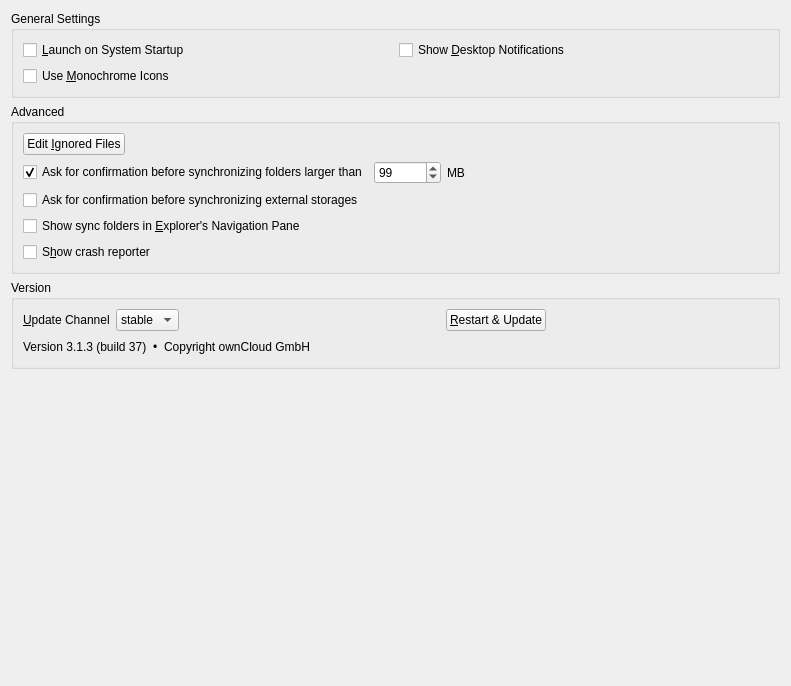
The window that src/gui/generalsettings.ui (nextcloud/desktop) describes before a commit, drawn with Qt 5.
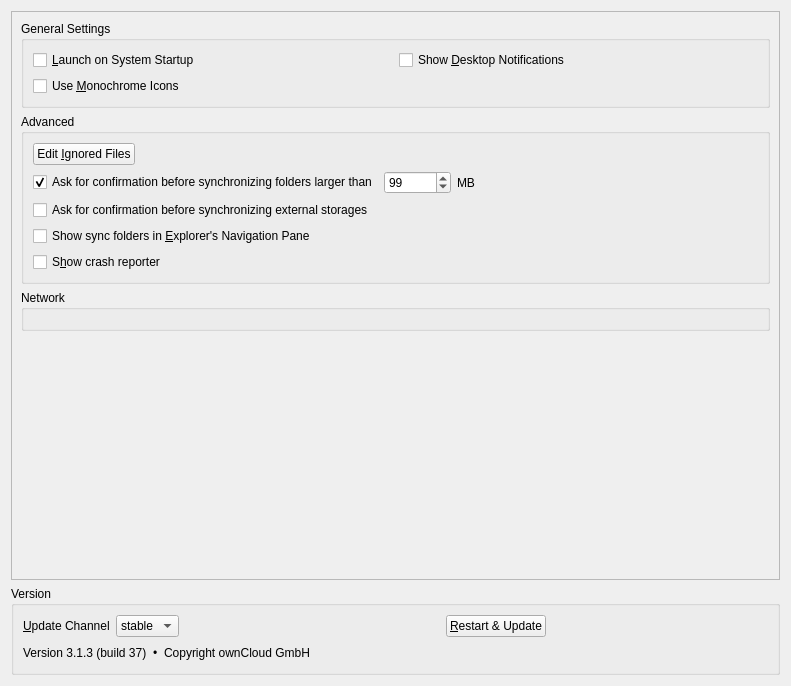
The same window after the commit. Custom widgets are drawn as their Qt base class.

Commit message: Gui: Rename "General" -> "Settings" and move "Network" -> "Settings"

Diff of the .ui file:
```diff
--- a/src/gui/generalsettings.ui
+++ b/src/gui/generalsettings.ui
@@ -15,6 +15,21 @@
   </property>
   <layout class="QVBoxLayout" name="verticalLayout_3">
    <item>
+    <widget class="QScrollArea" name="scrollArea">
+     <property name="widgetResizable">
+      <bool>true</bool>
+     </property>
+     <widget class="QWidget" name="scrollAreaWidgetContents_2">
+      <property name="geometry">
+       <rect>
+        <x>0</x>
+        <y>0</y>
+        <width>771</width>
+        <height>578</height>
+       </rect>
+      </property>
+      <layout class="QVBoxLayout" name="verticalLayout_5">
+       <item>
     <widget class="QGroupBox" name="generalGroupBox">
      <property name="title">
       <string>General Settings</string>
@@ -164,6 +179,35 @@
     </widget>
    </item>
    <item>
+        <widget class="QGroupBox" name="groupBox">
+         <property name="title">
+          <string>Network</string>
+         </property>
+         <layout class="QVBoxLayout" name="verticalLayout_4">
+          <item>
+           <widget class="NetworkSettings" name="widget" native="true"/>
+          </item>
+         </layout>
+        </widget>
+       </item>
+       <item>
+        <spacer name="verticalSpacer">
+         <property name="orientation">
+          <enum>Qt::Vertical</enum>
+         </property>
+         <property name="sizeHint" stdset="0">
+          <size>
+           <width>20</width>
+           <height>40</height>
+          </size>
+         </property>
+        </spacer>
+       </item>
+      </layout>
+     </widget>
+    </widget>
+   </item>
+   <item>
     <widget class="QGroupBox" name="versionGroupBox">
      <property name="title">
       <string>Version</string>
@@ -338,21 +382,16 @@
      </layout>
     </widget>
    </item>
-   <item>
-    <spacer name="verticalSpacer">
-     <property name="orientation">
-      <enum>Qt::Vertical</enum>
-     </property>
-     <property name="sizeHint" stdset="0">
-      <size>
-       <width>20</width>
-       <height>0</height>
-      </size>
-     </property>
-    </spacer>
-   </item>
   </layout>
  </widget>
+ <customwidgets>
+  <customwidget>
+   <class>NetworkSettings</class>
+   <extends>QWidget</extends>
+   <header>networksettings.h</header>
+   <container>1</container>
+  </customwidget>
+ </customwidgets>
  <tabstops>
   <tabstop>autostartCheckBox</tabstop>
   <tabstop>desktopNotificationsCheckBox</tabstop>
```
Lines whose indentation alone changed are shown as unchanged. The commit also changes 2 other files.
